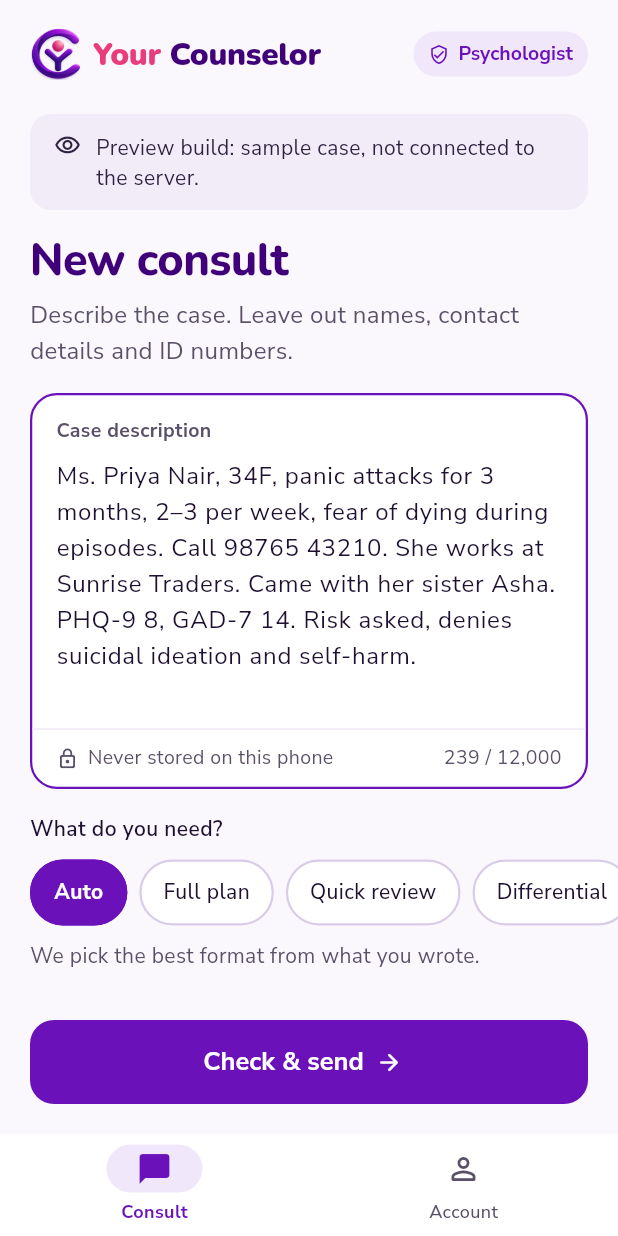
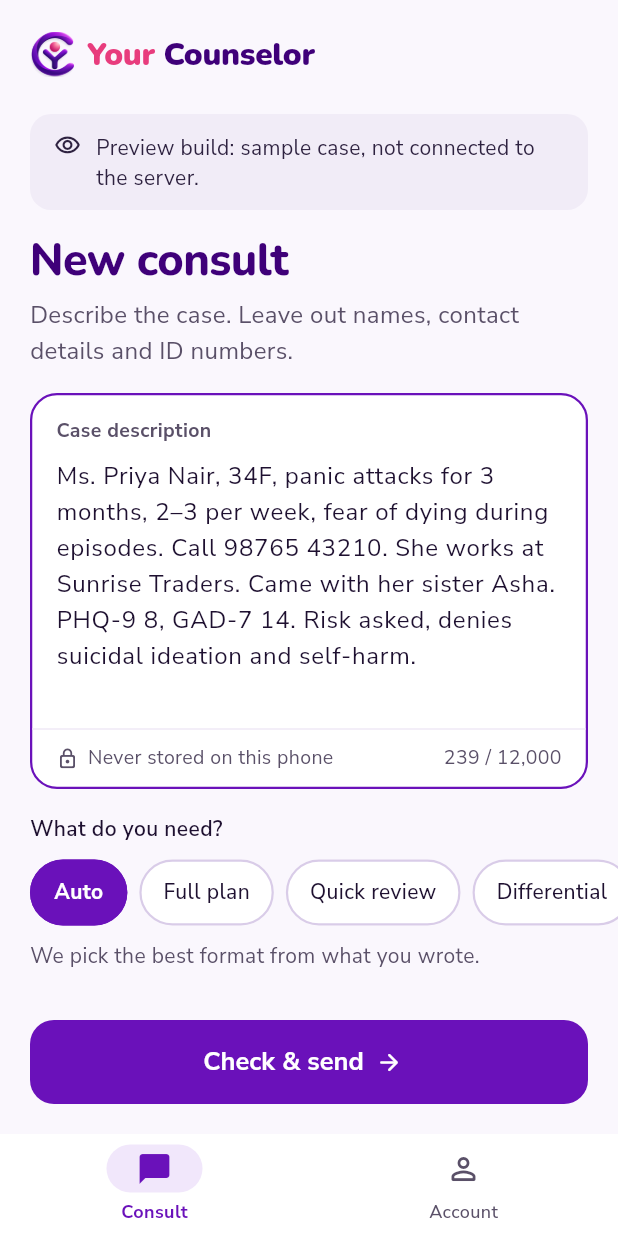
Before and after one commit to saasaiykrk/yourcounselorai, a Flutter app: the ConsultScreen screen opened by its route, on a phone screen of 412 x 824 dp. Run offline on Flutter 3.47's test engine with Material 3 defaults, Android fonts, the phone set to English and light mode, and no system bars; our stand-ins replace dio, flutter_markdown_plus, flutter_riverpod, flutter_secure_storage, go_router, supabase_flutter; accounts and stored records are empty.

Commit message:
Consult header: keep "Your Counselor" on one line
With a real verified profile the pill read "Psychologist · L3", which
squeezed the wordmark onto two lines on every tested width (320-390 px).
The header now shows only the server-verified level in the pill (role
stays on Account and in the pill's screen-reader label), the wordmark
never wraps and scales down if tight, the mark is 30 px, and the header
clamps system text scaling at 1.15x. New header tests cover 320/360/390
px at 1.0x and 1.3x text with a verified L3 psychologist.

Co-Authored-By: Claude Opus 5.5 <noreply@anthropic.com>
Claude-Session: https://claude.ai/code/session_01DUwwjWmoQJEsDNzmUihrSk

```diff
--- a/mobile/lib/core/widgets/brand.dart
+++ b/mobile/lib/core/widgets/brand.dart
@@ -63,6 +63,8 @@ class BrandWordmark extends StatelessWidget {
         ],
       ),
       semanticsLabel: 'Your Counselor',
+      maxLines: 1,
+      softWrap: false,
     );
   }
 }
--- a/mobile/lib/features/consult/consult_screen.dart
+++ b/mobile/lib/features/consult/consult_screen.dart
@@ -109,20 +109,33 @@ class _Header extends ConsumerWidget {
   @override
   Widget build(BuildContext context, WidgetRef ref) {
     // The level shown is the server-verified one; the app never decides it.
+    // Only the level fits beside the wordmark on narrow phones; the role is on Account.
     final me = ref.watch(meProvider).value;
-    final label = [
-      if (me?.role != null) _roleLabels[me!.role] ?? me.role!,
-      if (me?.level != null) me!.level!,
-    ].join(' · ');
-    return SizedBox(
-      height: 48,
-      child: Row(
-        children: [
-          const BrandMark(size: 34),
-          const SizedBox(width: 8),
-          const Expanded(child: BrandWordmark()),
-          if (label.isNotEmpty) StatusPill(label, icon: Icons.verified_user_outlined),
-        ],
+    final level = me?.level;
+    final role = me?.role == null ? null : _roleLabels[me!.role] ?? me.role!;
+    // Keep the header one line high even with very large system text.
+    return MediaQuery.withClampedTextScaling(
+      maxScaleFactor: 1.15,
+      child: SizedBox(
+        height: 48,
+        child: Row(
+          children: [
+            const BrandMark(size: 30),
+            const SizedBox(width: 8),
+            // The wordmark never wraps; it shrinks a little if the row is tight.
+            const Expanded(
+              child: FittedBox(fit: BoxFit.scaleDown, alignment: Alignment.centerLeft, child: BrandWordmark()),
+            ),
+            if (level != null) ...[
+              const SizedBox(width: 8),
+              Semantics(
+                label: 'Verified ${role ?? 'clinician'}, level $level',
+                excludeSemantics: true,
+                child: StatusPill(level, icon: Icons.verified_user_outlined),
+              ),
+            ],
+          ],
+        ),
       ),
     );
   }
```
Also changed, not shown: 1 other file.
